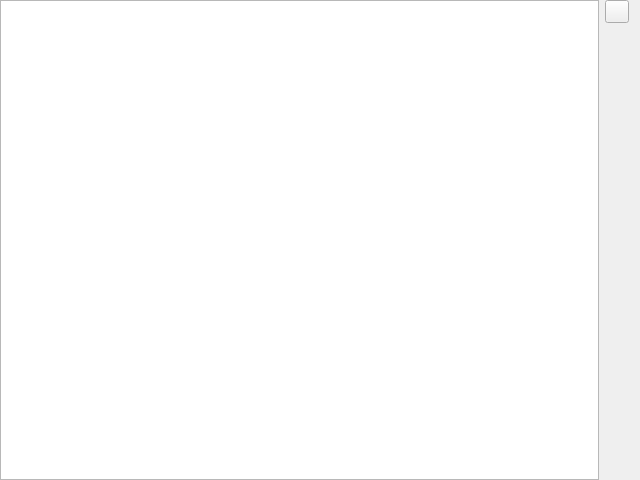
This is data/ui/widgets/history.ui in brandonzorn/Nlight as Qt 5 draws it before an edit. The edited form follows.
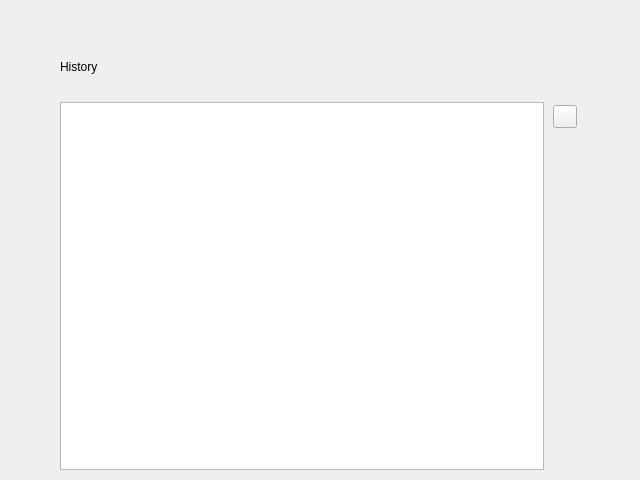
This is the edited form. Custom widgets are drawn as their Qt base class.

Commit message: feat: add updated history ui

```diff
--- a/data/ui/widgets/history.ui
+++ b/data/ui/widgets/history.ui
@@ -13,19 +13,40 @@
   <property name="locale">
    <locale language="English" country="UnitedStates"/>
   </property>
+  <layout class="QVBoxLayout" name="verticalLayout_2">
+   <property name="spacing">
+    <number>28</number>
+   </property>
+   <property name="leftMargin">
+    <number>60</number>
+   </property>
+   <property name="topMargin">
+    <number>60</number>
+   </property>
+   <property name="rightMargin">
+    <number>60</number>
+   </property>
+   <property name="bottomMargin">
+    <number>10</number>
+   </property>
+   <item>
+    <widget class="BodyLabel" name="titleLabel">
+     <property name="styleSheet">
+      <string notr="true">font: 33px 'Microsoft YaHei Light';</string>
+     </property>
+     <property name="text">
+      <string>History</string>
+     </property>
+    </widget>
+   </item>
+   <item>
   <layout class="QHBoxLayout" name="horizontalLayout">
-   <property name="leftMargin">
-    <number>0</number>
-   </property>
-   <property name="topMargin">
-    <number>0</number>
-   </property>
-   <property name="bottomMargin">
-    <number>0</number>
+     <property name="spacing">
+      <number>6</number>
    </property>
    <item>
     <widget class="CardWidget" name="itemsWidget">
-     <layout class="QVBoxLayout" name="verticalLayout_2">
+       <layout class="QHBoxLayout" name="horizontalLayout_2">
       <property name="spacing">
        <number>0</number>
       </property>
@@ -42,10 +63,19 @@
        <number>0</number>
       </property>
       <item>
-       <widget class="TreeWidget" name="items_tree">
+         <widget class="TreeWidget" name="itemsTree">
         <property name="contextMenuPolicy">
          <enum>Qt::ContextMenuPolicy::CustomContextMenu</enum>
         </property>
+          <property name="horizontalScrollBarPolicy">
+           <enum>Qt::ScrollBarPolicy::ScrollBarAlwaysOff</enum>
+          </property>
+          <property name="selectionBehavior">
+           <enum>QAbstractItemView::SelectionBehavior::SelectItems</enum>
+          </property>
+          <property name="wordWrap">
+           <bool>true</bool>
+          </property>
         <attribute name="headerVisible">
          <bool>false</bool>
         </attribute>
@@ -60,22 +90,25 @@
     </widget>
    </item>
    <item>
-    <widget class="QWidget" name="actionsWidget" native="true">
+      <widget class="SimpleCardWidget" name="actionsFrame">
+       <property name="enabled">
+        <bool>true</bool>
+       </property>
      <layout class="QVBoxLayout" name="verticalLayout">
       <property name="spacing">
-       <number>0</number>
+         <number>6</number>
       </property>
       <property name="leftMargin">
-       <number>0</number>
+         <number>3</number>
       </property>
       <property name="topMargin">
-       <number>0</number>
+         <number>3</number>
       </property>
       <property name="rightMargin">
-       <number>0</number>
+         <number>3</number>
       </property>
       <property name="bottomMargin">
-       <number>0</number>
+         <number>3</number>
       </property>
       <item>
        <widget class="ToolButton" name="delete_btn"/>
@@ -88,7 +121,7 @@
         <property name="sizeHint" stdset="0">
          <size>
           <width>20</width>
-          <height>231</height>
+            <height>40</height>
          </size>
         </property>
        </spacer>
@@ -97,6 +130,8 @@
     </widget>
    </item>
   </layout>
+   </item>
+  </layout>
  </widget>
  <customwidgets>
   <customwidget>
@@ -115,6 +150,17 @@
    <header>qfluentwidgets</header>
    <container>1</container>
   </customwidget>
+  <customwidget>
+   <class>BodyLabel</class>
+   <extends>QLabel</extends>
+   <header>qfluentwidgets</header>
+  </customwidget>
+  <customwidget>
+   <class>SimpleCardWidget</class>
+   <extends>QFrame</extends>
+   <header>qfluentwidgets</header>
+   <container>1</container>
+  </customwidget>
  </customwidgets>
  <resources/>
  <connections/>
```
Left out of the diff: 2 changed lines with no effect on the pictures. Lines whose indentation alone changed are shown as unchanged. The commit also changes 1 other file.
